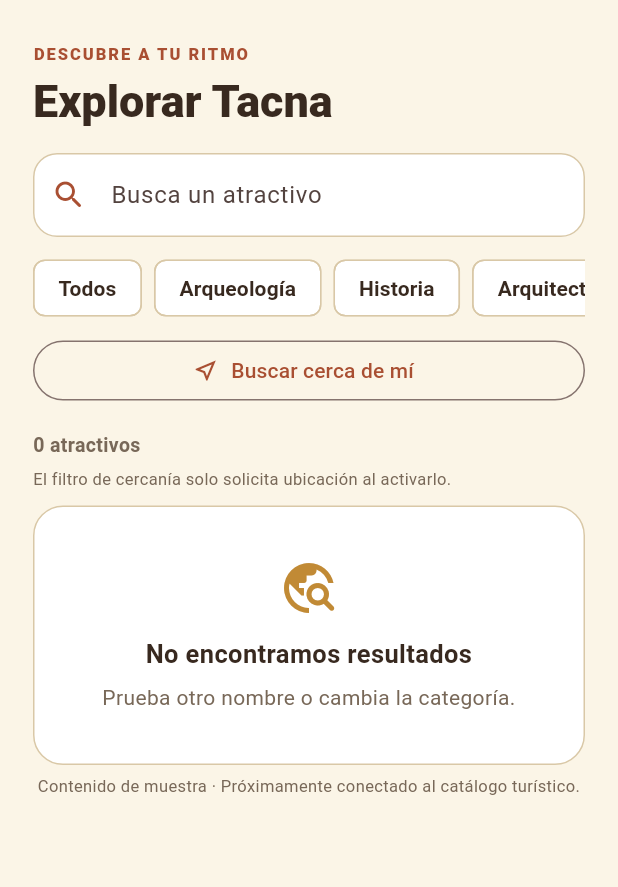
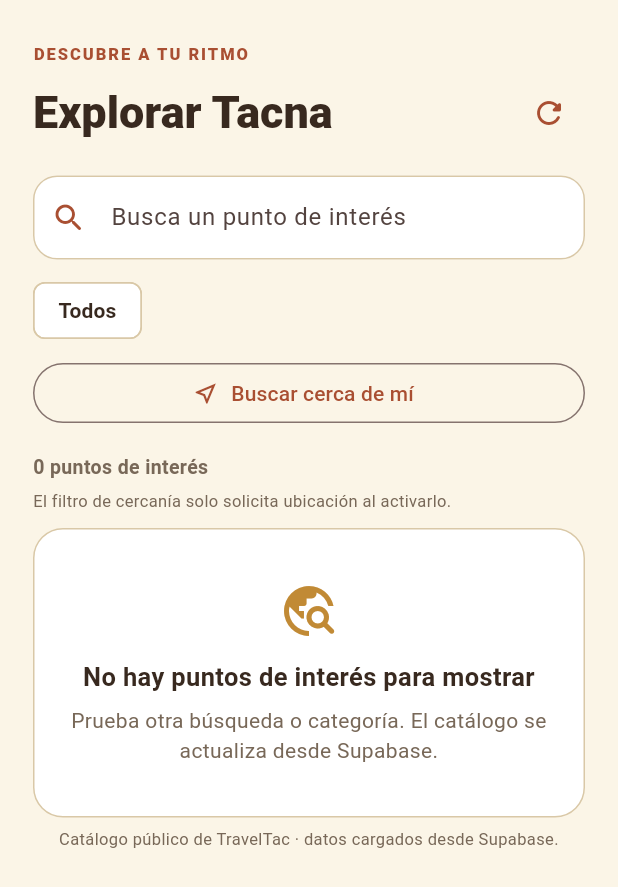
Before and after one commit to NestorAlarconUNJBG/TravelTac, a Flutter app: the ExplorePage widget shown alone on an empty page, opened directly with empty values, on a phone screen of 412 x 824 dp. Shown: the top 887 px of the screen. Run offline on Flutter 3.47's test engine with Material 3 defaults, Android fonts, the phone set to English and light mode, and no system bars; our stand-ins replace geolocator, supabase_flutter; accounts and stored records are empty; Roboto replaces fonts that are missing (Trebuchet MS).

Commit message:
Conexión a Supabase

```diff
--- /dev/null
+++ b/traveltac_mobile/lib/data/public_catalog_repository.dart
@@ -0,0 +1,72 @@
+import 'package:supabase_flutter/supabase_flutter.dart';
+
+import '../models/poi.dart';
+
+class PublicCatalog {
+  const PublicCatalog({required this.categories, required this.pois});
+
+  final List<String> categories;
+  final List<Poi> pois;
+}
+
+abstract interface class CatalogRepository {
+  Future<PublicCatalog> fetchCatalog();
+}
+
+class SupabaseCatalogRepository implements CatalogRepository {
+  const SupabaseCatalogRepository(this._client);
+
+  final SupabaseClient _client;
+
+  @override
+  Future<PublicCatalog> fetchCatalog() async {
+    final categoryRows = await _fetchAll(
+      _client.from('categorias').select('id, nombre').order('nombre'),
+    );
+    final poiRows = await _fetchAll(
+      _client
+          .from('puntos_interes')
+          .select(
+            'id, categoria_id, nombre, descripcion_corta, historia_completa, '
+            'latitud, longitud, estado_publicacion',
+          )
+          .eq('estado_publicacion', 'publicado')
+          .order('nombre'),
+    );
+
+    final categoryNamesById = <String, String>{};
+    final categoryNames = <String>[];
+    for (final row in categoryRows) {
+      final id = row['id']?.toString();
+      final name = row['nombre']?.toString().trim() ?? '';
+      if (id == null || name.isEmpty) continue;
+      categoryNamesById[id] = name;
+      categoryNames.add(name);
+    }
+
+    final pois = poiRows.map((row) {
+      final categoryId = row['categoria_id']?.toString();
+      return Poi.fromSupabase(
+        row,
+        categoryName: categoryNamesById[categoryId] ?? '',
+      );
+    }).toList();
+
+    return PublicCatalog(categories: categoryNames, pois: pois);
+  }
+
+  Future<List<Map<String, dynamic>>> _fetchAll(
+    PostgrestTransformBuilder<List<Map<String, dynamic>>> query,
+  ) async {
+    const pageSize = 500;
+    final rows = <Map<String, dynamic>>[];
+    var offset = 0;
+
+    while (true) {
+      final page = await query.range(offset, offset + pageSize - 1);
+      rows.addAll(page);
+      if (page.length < pageSize) return rows;
+      offset += pageSize;
+    }
+  }
+}
--- a/traveltac_mobile/lib/main.dart
+++ b/traveltac_mobile/lib/main.dart
@@ -3,9 +3,38 @@ import 'dart:async';
 import 'package:flutter/material.dart';
 import 'package:flutter/services.dart';
 import 'package:geolocator/geolocator.dart';
-
-void main() {
-  runApp(const TravelTacApp());
+import 'package:supabase_flutter/supabase_flutter.dart';
+
+import 'data/public_catalog_repository.dart';
+import 'models/poi.dart';
+
+export 'models/poi.dart';
+
+Future<void> main() async {
+  WidgetsFlutterBinding.ensureInitialized();
+
+  const supabaseUrl = String.fromEnvironment('SUPABASE_URL');
+  const supabaseAnonKey = String.fromEnvironment('SUPABASE_ANON_KEY');
+  CatalogRepository? catalogRepository;
+  String? configurationError;
+
+  if (supabaseUrl.isEmpty || supabaseAnonKey.isEmpty) {
+    configurationError =
+        'Configura SUPABASE_URL y SUPABASE_ANON_KEY para cargar el catálogo.';
+  } else {
+    await Supabase.initialize(
+      url: supabaseUrl,
+      publishableKey: supabaseAnonKey,
+    );
+    catalogRepository = SupabaseCatalogRepository(Supabase.instance.client);
+  }
+
+  runApp(
+    TravelTacApp(
+      catalogRepository: catalogRepository,
+      catalogConfigurationError: configurationError,
+    ),
+  );
 }
 
 const _sand = Color(0xFFEEE0C2);
@@ -18,7 +47,14 @@ const _muted = Color(0xFF786858);
 const _line = Color(0xFFD9C8A7);
 
 class TravelTacApp extends StatelessWidget {
-  const TravelTacApp({super.key});
+  const TravelTacApp({
+    this.catalogRepository,
+    this.catalogConfigurationError,
+    super.key,
+  });
+
+  final CatalogRepository? catalogRepository;
+  final String? catalogConfigurationError;
 
   @override
   Widget build(BuildContext context) {
@@ -56,37 +92,17 @@ class TravelTacApp extends StatelessWidget {
           bodyMedium: TextStyle(color: _muted, height: 1.45),
         ),
       ),
-      home: const TravelTacHome(),
-    );
-  }
-}
-
-class Poi {
-  const Poi({
-    required this.name,
-    required this.category,
-    required this.location,
-    required this.description,
-    required this.icon,
-    required this.color,
-    required this.latitude,
-    required this.longitude,
-    this.featured = false,
-  });
-
-  final String name;
-  final String category;
-  final String location;
-  final String description;
-  final IconData icon;
-  final Color color;
-  final double latitude;
-  final double longitude;
-  final bool featured;
+      home: TravelTacHome(
+        catalogRepository: catalogRepository,
+        catalogConfigurationError: catalogConfigurationError,
+      ),
+    );
+  }
 }
 
 const _pois = [
   Poi(
+    id: 'sample-miculla',
     name: 'Complejo Arqueológico de Miculla',
     category: 'Arqueología',
     location: 'Pachía · 22 km de Tacna',
@@ -100,6 +116,7 @@ const _pois = [
     featured: true,
   ),
   Poi(
+    id: 'sample-alto-alianza',
     name: 'Monumento al Alto de la Alianza',
     category: 'Historia',
     location: 'Ciudad de Tacna',
@@ -112,6 +129,7 @@ const _pois = [
     longitude: -70.252,
   ),
   Poi(
+    id: 'sample-catedral',
     name: 'Catedral de Tacna',
     category: 'Arquitectura',
     location: 'Centro histórico · Tacna',
@@ -164,7 +182,14 @@ double distanceToPoiKm(
     1000;
 
 class TravelTacHome extends StatefulWidget {
-  const TravelTacHome({super.key});
+  const TravelTacHome({
+    this.catalogRepository,
+    this.catalogConfigurationError,
+    super.key,
+  });
+
+  final CatalogRepository? catalogRepository;
+  final String? catalogConfigurationError;
 
   @override
   State<TravelTacHome> createState() => _TravelTacHomeState();
@@ -219,6 +244,8 @@ class _TravelTacHomeState extends State<TravelTacHome> {
         onPoiTap: _openPoi,
       ),
       ExplorePage(
+        catalogRepository: widget.catalogRepository,
+        configurationError: widget.catalogConfigurationError,
         query: _query,
         category: _category,
         controller: _exploreController,
@@ -339,7 +366,7 @@ class HomePage extends StatelessWidget {
                   ),
                   const Spacer(),
                   IconButton(
-                    tooltip: 'Explorar atractivos',
+                    tooltip: 'Explorar puntos de interés',
                     onPressed: onMap,
                     icon: const Icon(Icons.map_outlined, color: _clayDark),
                   ),
@@ -396,7 +423,7 @@ class HomePage extends StatelessWidget {
               const SizedBox(height: 27),
               _SectionHeading(
                 title: 'Un lugar para empezar',
-                action: 'Ver atractivos',
+                action: 'Ver puntos de interés',
                 onAction: onExplore,
               ),
               const SizedBox(height: 13),
@@ -620,6 +647,8 @@ class _FeaturedPoiCard extends StatelessWidget {
 
 class ExplorePage extends StatefulWidget {
   const ExplorePage({
+    required this.catalogRepository,
+    required this.configurationError,
     required this.query,
     required this.category,
     required this.controller,
@@ -629,6 +658,8 @@ class ExplorePage extends StatefulWidget {
     super.key,
   });
 
+  final CatalogRepository? catalogRepository;
+  final String? configurationError;
   final String query;
   final String category;
   final TextEditingController controller;
@@ -641,11 +672,48 @@ class ExplorePage extends StatefulWidget {
 }
 
 class _ExplorePageState extends State<ExplorePage> {
+  PublicCatalog? _catalog;
+  String? _catalogError;
+  bool _isLoadingCatalog = true;
   Position? _currentPosition;
   bool _isLoadingLocation = false;
   bool _nearbyEnabled = false;
   double _radiusKm = 25;
   String? _locationError;
+
+  @override
+  void initState() {
+    super.initState();
+    _catalogError = widget.configurationError;
+    _loadCatalog();
+  }
+
+  Future<void> _loadCatalog() async {
+    final repository = widget.catalogRepository;
+    if (repository == null) {
+      setState(() => _isLoadingCatalog = false);
+      return;
+    }
+
+    setState(() {
+      _isLoadingCatalog = true;
+      _catalogError = null;
+    });
+    try {
+      final catalog = await repository.fetchCatalog();
+      if (!mounted) return;
+      setState(() {
+        _catalog = catalog;
+      });
+    } catch (error) {
+      if (!mounted) return;
+      setState(() {
+        _catalogError = 'No se pudo cargar el catálogo: $error';
+      });
+    } finally {
+      if (mounted) setState(() => _isLoadingCatalog = false);
+    }
+  }
 
   Future<void> _enableNearby() async {
     setState(() {
@@ -725,6 +793,7 @@ class _ExplorePageState extends State<ExplorePage> {
   void _disableNearby() {
     setState(() {
       _nearbyEnabled = false;
+      _currentPosition = null;
       _locationError = null;
     });
   }
@@ -732,7 +801,8 @@ class _ExplorePageState extends State<ExplorePage> {
   @override
   Widget build(BuildContext context) {
     final normalizedQuery = widget.query.trim().toLowerCase();
-    final matchingPois = _pois.where((poi) {
+    final catalog = _catalog;
+    final matchingPois = (catalog?.pois ?? const <Poi>[]).where((poi) {
       final matchesQuery =
           normalizedQuery.isEmpty ||
           poi.name.toLowerCase().contains(normalizedQuery) ||
@@ -749,6 +819,9 @@ class _ExplorePageState extends State<ExplorePage> {
             radiusKm: _radiusKm,
           )
         : matchingPois;
+    final categories = ['Todos', ...?catalog?.categories];
+    final canUseLocation =
+        catalog != null && !_isLoadingCatalog && _catalogError == null;
 
     return CustomScrollView(
       slivers: [
@@ -758,9 +831,21 @@ class _ExplorePageState extends State<ExplorePage> {
             delegate: SliverChildListDelegate([
               Text('DESCUBRE A TU RITMO', style: _eyebrowStyle),
               const SizedBox(height: 7),
-              Text(
+              Row(
+                children: [
+                  Expanded(
+                    child: Text(
                       'Explorar Tacna',
                       style: Theme.of(context).textTheme.headlineLarge,
+                    ),
+                  ),
+                  IconButton(
+                    key: const Key('refresh-catalog'),
+                    tooltip: 'Actualizar catálogo',
+                    onPressed: _isLoadingCatalog ? null : _loadCatalog,
+                    icon: const Icon(Icons.refresh_rounded, color: _clay),
+                  ),
+                ],
               ),
               const SizedBox(height: 18),
               TextField(
@@ -769,7 +854,7 @@ class _ExplorePageState extends State<ExplorePage> {
                 onChanged: widget.onQueryChanged,
                 textInputAction: TextInputAction.search,
                 decoration: InputDecoration(
-                  hintText: 'Busca un atractivo',
+                  hintText: 'Busca un punto de interés',
                   prefixIcon: const Icon(Icons.search_rounded, color: _clay),
                   filled: true,
                   fillColor: Colors.white,
@@ -788,10 +873,10 @@ class _ExplorePageState extends State<ExplorePage> {
                 height: 42,
                 child: ListView.separated(
                   scrollDirection: Axis.horizontal,
-                  itemCount: _categories.length,
+                  itemCount: categories.length,
                   separatorBuilder: (_, _) => const SizedBox(width: 8),
                   itemBuilder: (context, index) {
-                    final item = _categories[index];
+                    final item = categories[index];
                     return ChoiceChip(
                       label: Text(item),
                       selected: widget.category == item,
@@ -814,7 +899,7 @@ class _ExplorePageState extends State<ExplorePage> {
               const SizedBox(height: 10),
               OutlinedButton.icon(
                 key: const Key('nearby-filter'),
-                onPressed: _isLoadingLocation
+                onPressed: _isLoadingLocation || !canUseLocation
                     ? null
                     : _nearbyEnabled
                     ? _disableNearby
@@ -891,8 +976,21 @@ class _ExplorePageState extends State<ExplorePage> {
                 ),
               ],
               const SizedBox(height: 16),
+              if (_isLoadingCatalog) ...[
+                const Padding(
+                  padding: EdgeInsets.symmetric(vertical: 28),
+                  child: Center(child: CircularProgressIndicator()),
+                ),
+              ] else if (_catalogError != null) ...[
+                _CatalogErrorState(
+                  message: _catalogError!,
+                  onRetry: widget.catalogRepository == null
+                      ? null
+                      : _loadCatalog,
+                ),
+              ] else ...[
                 Text(
-                '${results.length} ${results.length == 1 ? 'atractivo' : 'atractivos'}',
+                  '${results.length} ${results.length == 1 ? 'punto de interés' : 'puntos de interés'}',
                   style: const TextStyle(
                     color: _muted,
                     fontSize: 13,
@@ -910,8 +1008,10 @@ class _ExplorePageState extends State<ExplorePage> {
                 if (results.isEmpty)
                   const _EmptyState(
                     icon: Icons.travel_explore_rounded,
-                  title: 'No encontramos resultados',
-                  message: 'Prueba otro nombre o cambia la categoría.',
+                    title: 'No hay puntos de interés para mostrar',
+                    message:
+                        'Prueba otra búsqueda o categoría. El catálogo se '
+                        'actualiza desde Supabase.',
                   )
                 else
                   ...results.map(
@@ -928,10 +1028,11 @@ class _ExplorePageState extends State<ExplorePage> {
                   ),
                 const SizedBox(height: 6),
                 const Text(
-                'Contenido de muestra · Próximamente conectado al catálogo turístico.',
+                  'Catálogo público de TravelTac · datos cargados desde Supabase.',
                   textAlign: TextAlign.center,
                   style: TextStyle(color: _muted, fontSize: 11),
                 ),
+              ],
             ]),
           ),
         ),
@@ -967,7 +1068,7 @@ class MapPage extends StatelessWidget {
               ),
               const SizedBox(height: 7),
               const Text(
-                'Explora los atractivos y abre sus fichas desde el mapa.',
+                'Explora los puntos de interés y abre sus fichas desde el mapa.',
                 style: TextStyle(color: _muted, fontSize: 14),
               ),
               const SizedBox(height: 17),
@@ -1289,7 +1390,7 @@ class DownloadsPage extends StatelessWidget {
                   icon: Icons.cloud_download_outlined,
                   title: 'Aún no hay paquetes offline',
                   message:
-                      'Puedes probar el flujo con un atractivo de muestra.',
+                      'Puedes probar el flujo con un punto de interés de muestra.',
                 )
               else
                 ...downloadedPois.map(
@@ -1300,7 +1401,7 @@ class DownloadsPage extends StatelessWidget {
                 ),
               const SizedBox(height: 22),
               Text(
-                'Explora atractivos',
+                'Explora puntos de interés',
                 style: Theme.of(context).textTheme.titleLarge,
               ),
               const SizedBox(height: 11),
@@ -1400,7 +1501,7 @@ class _PreferencesPageState extends State<PreferencesPage> {
           children: [
             SwitchListTile(
               contentPadding: EdgeInsets.zero,
-              title: const Text('Avisar cerca de un atractivo'),
+              title: const Text('Avisar cerca de un puntos de interés'),
               subtitle: const Text(
                 'La detección GPS y las notificaciones aún no están conectadas.',
               ),
@@ -1521,6 +1622,51 @@ class _DemoDataNotice extends StatelessWidget {
       message,
       textAlign: TextAlign.center,
       style: const TextStyle(color: _muted, fontSize: 11, height: 1.4),
+    );
+  }
+}
+
+class _CatalogErrorState extends StatelessWidget {
+  const _CatalogErrorState({required this.message, required this.onRetry});
+
+  final String message;
+  final VoidCallback? onRetry;
+
+  @override
+  Widget build(BuildContext context) {
+    return Container(
+      key: const Key('catalog-error'),
+      padding: const EdgeInsets.all(17),
+      decoration: BoxDecoration(
+        color: const Color(0xFFFFE8DF),
+        borderRadius: BorderRadius.circular(17),
+        border: Border.all(color: _clay.withValues(alpha: 0.25)),
+      ),
+      child: Column(
+        children: [
+          const Icon(Icons.cloud_off_rounded, color: _clayDark, size: 30),
+          const SizedBox(height: 9),
+          const Text(
+            'No se pudo cargar el catálogo',
+            textAlign: TextAlign.center,
+            style: TextStyle(color: _clayDark, fontWeight: FontWeight.w700),
+          ),
+          const SizedBox(height: 7),
+          SelectableText(
+            message,
+            textAlign: TextAlign.center,
+            style: const TextStyle(color: _charcoal, fontSize: 12),
+          ),
+          if (onRetry != null) ...[
+            const SizedBox(height: 11),
+            OutlinedButton.icon(
+              onPressed: onRetry,
+              icon: const Icon(Icons.refresh_rounded),
+              label: const Text('Reintentar'),
+            ),
+          ],
+        ],
+      ),
     );
   }
 }
@@ -1721,7 +1867,7 @@ class _PoiDetailPageState extends State<PoiDetailPage> {
     return Scaffold(
       appBar: AppBar(
         backgroundColor: _sandLight,
-        title: const Text('Atractivo'),
+        title: const Text('Punto de interés'),
       ),
       body: ListView(
         padding: const EdgeInsets.fromLTRB(22, 8, 22, 28),
@@ -1779,7 +1925,7 @@ class _PoiDetailPageState extends State<PoiDetailPage> {
                   const SizedBox(width: 10),
                   const Expanded(
                     child: Text(
-                      'No hay un archivo de audio conectado para este atractivo.',
+                      'No hay un archivo de audio conectado para este punto de interés.',
                       style: TextStyle(color: _muted, fontSize: 12),
                     ),
                   ),
@@ -1805,7 +1951,7 @@ class _PoiDetailPageState extends State<PoiDetailPage> {
             icon: Icons.download_rounded,
             children: [
               const Text(
-                'Paquete del atractivo: texto, imágenes y audioguía.',
+                'Paquete del punto de interés: texto, imágenes y audioguía.',
                 style: TextStyle(color: _muted),
               ),
               const SizedBox(height: 10),
--- /dev/null
+++ b/traveltac_mobile/lib/models/poi.dart
@@ -0,0 +1,92 @@
+import 'package:flutter/material.dart';
+
+class Poi {
+  const Poi({
+    required this.id,
+    required this.name,
+    required this.category,
+    required this.location,
+    required this.description,
+    required this.icon,
+    required this.color,
+    required this.latitude,
+    required this.longitude,
+    this.featured = false,
+  });
+
+  factory Poi.fromSupabase(
+    Map<String, dynamic> row, {
+    required String categoryName,
+  }) {
+    final latitude = _coordinate(row['latitud'], 'latitud', -90, 90);
+    final longitude = _coordinate(row['longitud'], 'longitud', -180, 180);
+    final category = categoryName.isEmpty ? 'Sin categoría' : categoryName;
+
+    return Poi(
+      id: _requiredText(row['id'], 'id'),
+      name: _requiredText(row['nombre'], 'nombre'),
+      category: category,
+      location:
+          '(${latitude.toStringAsFixed(4)}, ${longitude.toStringAsFixed(4)})',
+      description:
+          _optionalText(row['descripcion_corta']) ??
+          _optionalText(row['historia_completa']) ??
+          'Este atractivo aún no tiene una descripción publicada.',
+      icon: _categoryIcon(category),
+      color: _categoryColor(category),
+      latitude: latitude,
+      longitude: longitude,
+    );
+  }
+
+  final String id;
+  final String name;
+  final String category;
+  final String location;
+  final String description;
+  final IconData icon;
+  final Color color;
+  final double latitude;
+  final double longitude;
+  final bool featured;
+}
+
+String _requiredText(dynamic value, String fieldName) {
+  final text = value?.toString().trim() ?? '';
+  if (text.isEmpty) {
+    throw FormatException(
+      'El campo "$fieldName" está vacío en un punto de interés.',
+    );
+  }
+  return text;
+}
+
+String? _optionalText(dynamic value) {
+  final text = value?.toString().trim();
+  return text == null || text.isEmpty ? null : text;
+}
+
+double _coordinate(dynamic value, String fieldName, double min, double max) {
+  final coordinate = double.tryParse(value.toString());
+  if (coordinate == null ||
+      !coordinate.isFinite ||
+      coordinate < min ||
+      coordinate > max) {
+    throw FormatException('La coordenada "$fieldName" no es válida.');
+  }
+  return coordinate;
+}
+
+IconData _categoryIcon(String category) => switch (category.toLowerCase()) {
+  'arqueología' => Icons.account_balance_rounded,
+  'historia' => Icons.history_edu_rounded,
+  'arquitectura' => Icons.church_rounded,
+  _ => Icons.place_rounded,
+};
+
+Color _categoryColor(String category) => switch (category.toLowerCase()) {
+  'arqueología' => const Color(0xFFA94F32),
+  'historia' => const Color(0xFFC18A35),
+  'arquitectura' => const Color(0xFF773A2B),
+  _ => const Color(0xFF786858),
+};
--- a/traveltac_mobile/pubspec.yaml
+++ b/traveltac_mobile/pubspec.yaml
@@ -35,6 +35,7 @@ dependencies:
   # Use with the CupertinoIcons class for iOS style icons.
   cupertino_icons: ^1.0.8
   geolocator: ^14.1.2
+  supabase_flutter: ^2.12.0
 
 dev_dependencies:
   flutter_test:
```
Also changed, not shown: traveltac_mobile/pubspec.lock (added), 6 other files. Lines whose indentation alone changed are shown as unchanged.
